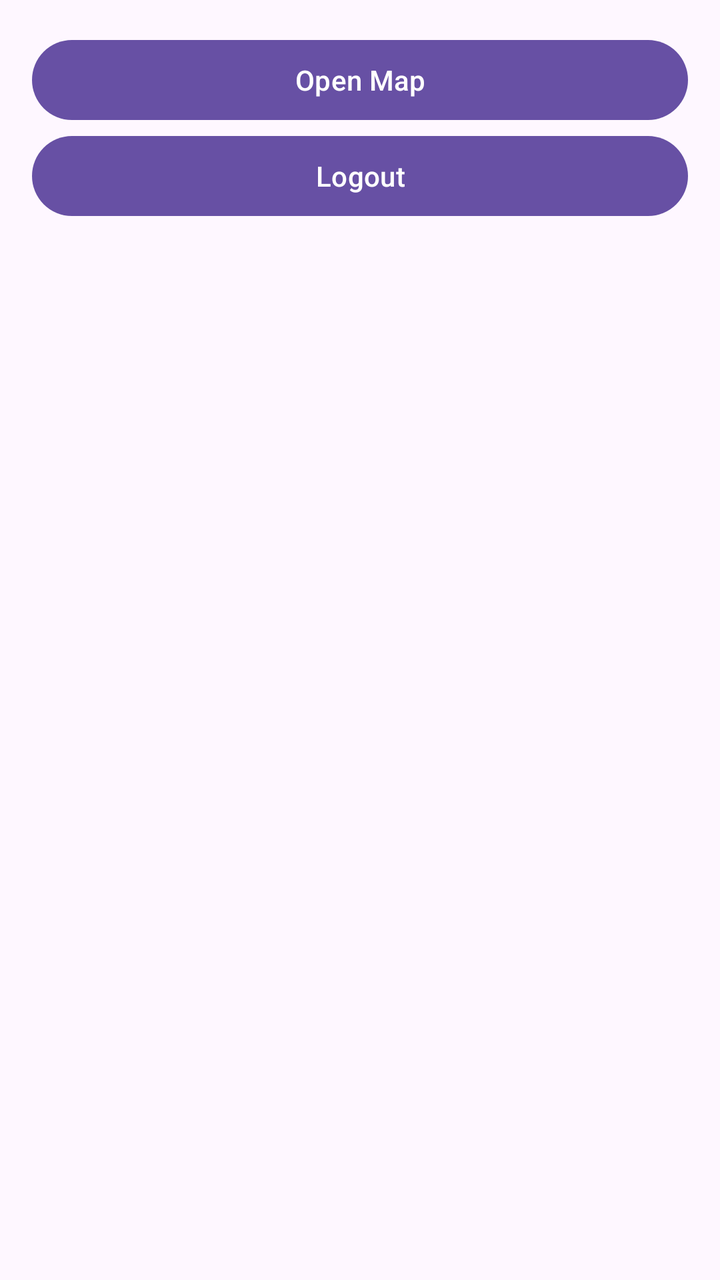
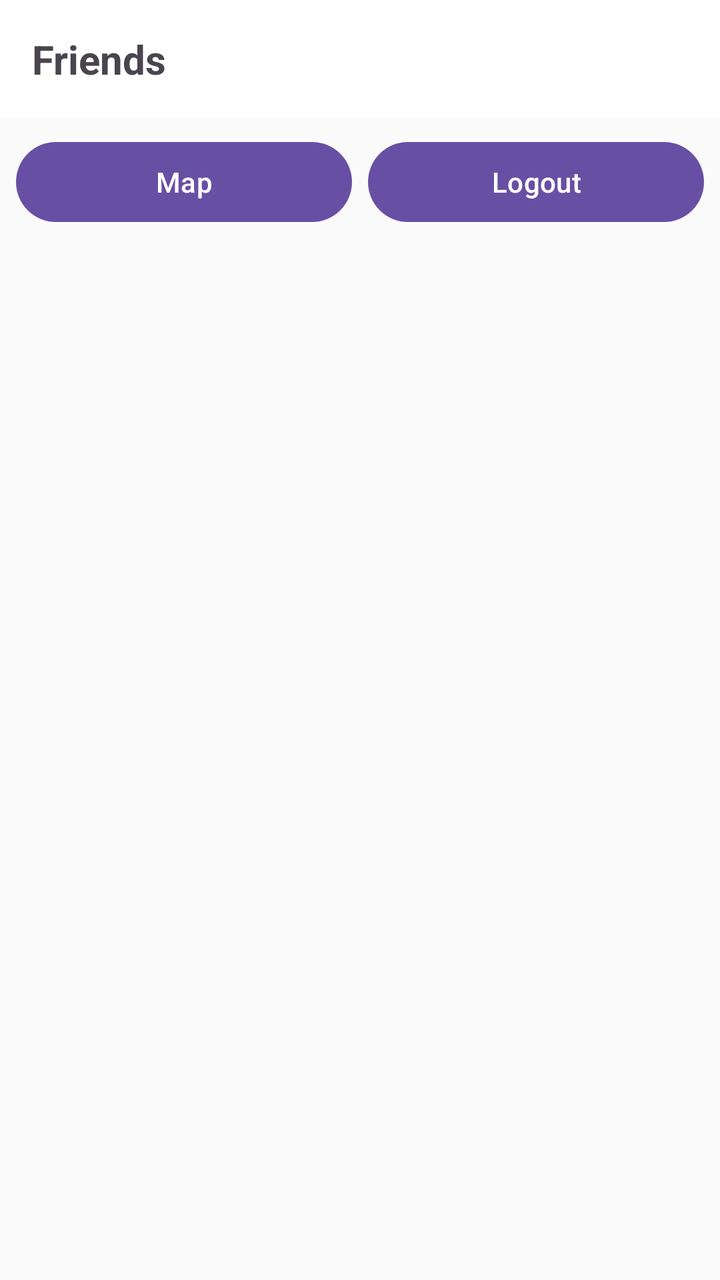

Compare the two renders of this Android layout. The source of the first and the diff that turns it into the second are given below.
<!-- AndroidManifest.xml: application theme Theme.LocationSharing -->
<!-- res/layout/activity_friend_list.xml -->
<LinearLayout xmlns:android="http://schemas.android.com/apk/res/android"
    android:orientation="vertical"
    android:padding="16dp"
    android:layout_width="match_parent"
    android:layout_height="match_parent">

    <Button
        android:id="@+id/btnOpenMap"
        android:text="Open Map"
        android:layout_width="match_parent"
        android:layout_height="wrap_content"/>

    <Button
        android:id="@+id/btnLogout"
        android:text="Logout"
        android:layout_width="match_parent"
        android:layout_height="wrap_content"/>

    <androidx.recyclerview.widget.RecyclerView
        android:id="@+id/recyclerView"
        android:layout_marginTop="8dp"
        android:layout_width="match_parent"
        android:layout_height="match_parent"/>
</LinearLayout>
<!-- resources referenced by this layout -->
<resources>
  <style name="Theme.LocationSharing" parent="Base.Theme.LocationSharing" />
  <style name="Base.Theme.LocationSharing" parent="Theme.Material3.DayNight.NoActionBar">
          
          
      </style>
</resources>

<!-- the commit's change to res/layout/activity_friend_list.xml (unified diff, before → after) -->
@@ -1,24 +1,45 @@
+<?xml version="1.0" encoding="utf-8"?>
 <LinearLayout xmlns:android="http://schemas.android.com/apk/res/android"
+    android:layout_width="match_parent"
+    android:layout_height="match_parent"
     android:orientation="vertical"
-    android:padding="16dp"
-    android:layout_width="match_parent"
-    android:layout_height="match_parent">
+    android:background="#FAFAFA">
 
-    <Button
-        android:id="@+id/btnOpenMap"
-        android:text="Open Map"
+    <TextView
         android:layout_width="match_parent"
-        android:layout_height="wrap_content"/>
+        android:layout_height="wrap_content"
+        android:text="Friends"
+        android:textSize="20sp"
+        android:textStyle="bold"
+        android:padding="16dp"
+        android:background="#FFFFFF" />
 
-    <Button
-        android:id="@+id/btnLogout"
-        android:text="Logout"
+    <LinearLayout
         android:layout_width="match_parent"
-        android:layout_height="wrap_content"/>
+        android:layout_height="wrap_content"
+        android:orientation="horizontal"
+        android:padding="8dp">
+
+        <Button
+            android:id="@+id/btnOpenMap"
+            android:layout_width="0dp"
+            android:layout_height="wrap_content"
+            android:layout_weight="1"
+            android:text="Map" />
+
+        <Button
+            android:id="@+id/btnLogout"
+            android:layout_width="0dp"
+            android:layout_height="wrap_content"
+            android:layout_marginStart="8dp"
+            android:layout_weight="1"
+            android:text="Logout" />
+    </LinearLayout>
 
     <androidx.recyclerview.widget.RecyclerView
         android:id="@+id/recyclerView"
-        android:layout_marginTop="8dp"
         android:layout_width="match_parent"
-        android:layout_height="match_parent"/>
+        android:layout_height="match_parent"
+        android:padding="8dp" />
+
 </LinearLayout>
